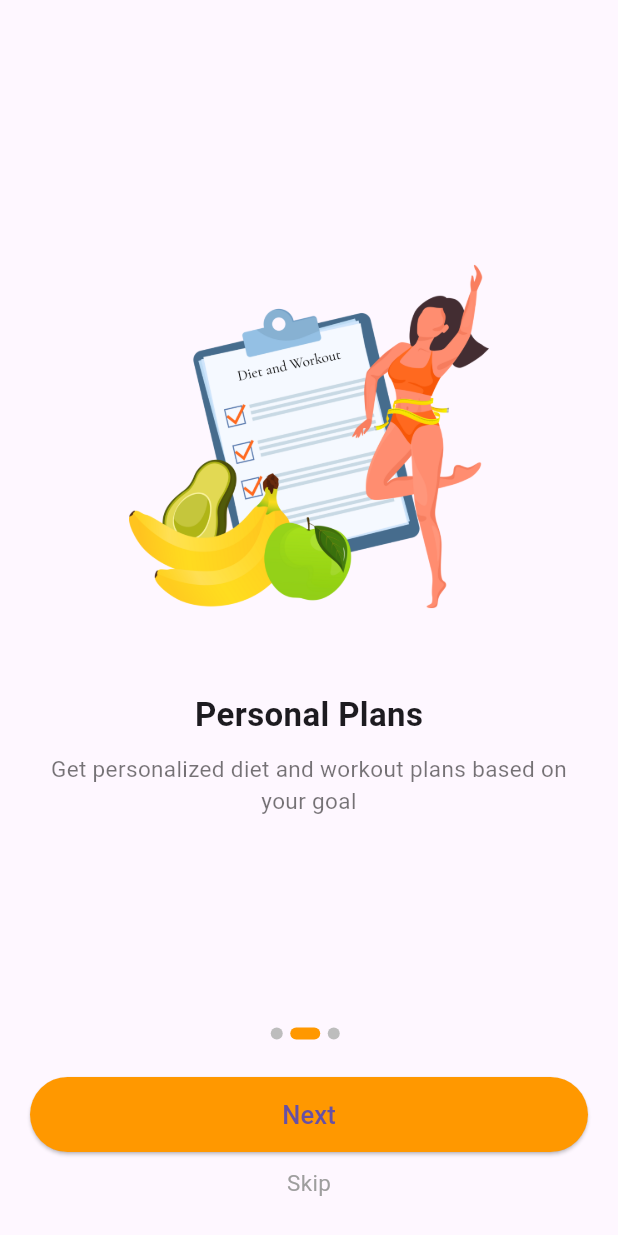
After one commit to Pras-hant-karki/nutrisphere_flutter, a Flutter app: the OnboardingScreen screen opened directly, after a tap on "Next", on a phone screen of 412 x 824 dp. The commit adds this screen. Run offline on Flutter 3.47's test engine with Material 3 defaults, Android fonts, the phone set to English and light mode, and no system bars.

Commit message:
Onboarding added

```diff
--- a/lib/login_screen.dart
+++ b/lib/login_screen.dart
@@ -15,7 +15,7 @@ class _LoginScreenState extends State<LoginScreen> {
     return Scaffold(
       body: SafeArea(
         child: Padding(
-          padding: const EdgeInsets.symmetric(horizontal: 25),
+          padding: const EdgeInsets.symmetric(horizontal: 24),
           child: Column(
             crossAxisAlignment: CrossAxisAlignment.start,
             children: [
--- /dev/null
+++ b/lib/onboarding_screen.dart
@@ -0,0 +1,158 @@
+import 'package:flutter/material.dart';
+
+class OnboardingScreen extends StatefulWidget {
+  const OnboardingScreen({super.key});
+
+  @override
+  State<OnboardingScreen> createState() => _OnboardingScreenState();
+}
+
+class _OnboardingScreenState extends State<OnboardingScreen> {
+  final PageController _controller = PageController();
+  int _currentPage = 0;
+
+  final List<Map<String, String>> onboardingData = [
+    {
+      "image": "assets/images/pt.png",
+      "title": "Personal Training",
+      "subtitle": "Get all personalized instruction and workout tips staying at home",
+    },
+    {
+      "image": "assets/images/plan.png",
+      "title": "Personal Plans",
+      "subtitle": "Get personalized diet and workout plans based on your goal",
+    },
+    {
+      "image": "assets/images/track.png",
+      "title": "Progress Tracking",
+      "subtitle": "Track all your fitness progress in one place",
+    },
+  ];
+
+  @override
+  Widget build(BuildContext context) {
+    return Scaffold(
+      body: SafeArea(
+        child: Column(
+          children: [
+            Expanded(
+              child: PageView.builder(
+                controller: _controller,
+                itemCount: onboardingData.length,
+                onPageChanged: (index) {
+                  setState(() {
+                    _currentPage = index;
+                  });
+                },
+                itemBuilder: (context, index) {
+                  return Padding(
+                    padding: const EdgeInsets.symmetric(horizontal: 20),
+                    child: Column(
+                      mainAxisAlignment: MainAxisAlignment.center,
+                      children: [
+                        SizedBox(
+                          height: 300,
+                          child: Image.asset(
+                            onboardingData[index]["image"]!,
+                            fit: BoxFit.contain,
+                          ),
+                        ),
+                        const SizedBox(height: 20),
+                        Text(
+                          onboardingData[index]["title"]!,
+                          style: const TextStyle(
+                            fontSize: 22,
+                            fontWeight: FontWeight.bold,
+                          ),
+                        ),
+                        const SizedBox(height: 10),
+                        Text(
+                          onboardingData[index]["subtitle"]!,
+                          textAlign: TextAlign.center,
+                          style: const TextStyle(
+                            fontSize: 15,
+                            color: Colors.black54,
+                          ),
+                        ),
+                      ],
+                    ),
+                  );
+                },
+              ),
+            ),
+
+            // Dots Indicator
+            Row(
+              mainAxisAlignment: MainAxisAlignment.center,
+              children: List.generate(
+                onboardingData.length,
+                (index) => AnimatedContainer(
+                  duration: const Duration(milliseconds: 300),
+                  margin: const EdgeInsets.only(right: 5),
+                  height: 8,
+                  width: _currentPage == index ? 20 : 8,
+                  decoration: BoxDecoration(
+                    color: _currentPage == index
+                        ? Colors.orange
+                        : Colors.grey.shade400,
+                    borderRadius: BorderRadius.circular(12),
+                  ),
+                ),
+              ),
+            ),
+
+            const SizedBox(height: 25),
+
+            // Next / Get Started Button
+            Padding(
+              padding: const EdgeInsets.symmetric(horizontal: 20),
+              child: SizedBox(
+                width: double.infinity,
+                height: 50,
+                child: ElevatedButton(
+                  style: ElevatedButton.styleFrom(
+                    backgroundColor: Colors.orange,
+                    shape: RoundedRectangleBorder(
+                      borderRadius: BorderRadius.circular(30),
+                    ),
+                  ),
+                  onPressed: () {
+                    if (_currentPage == onboardingData.length - 1) {
+                      Navigator.pushReplacementNamed(context, "/login");
+                    } else {
+                      _controller.nextPage(
+                        duration: const Duration(milliseconds: 400),
+                        curve: Curves.easeInOut,
+                      );
+                    }
+                  },
+                  child: Text(
+                    _currentPage == onboardingData.length - 1
+                        ? "Get Started"
+                        : "Next",
+                    style: const TextStyle(fontSize: 17),
+                  ),
+                ),
+              ),
+            ),
+
+            const SizedBox(height: 10),
+
+            // Skip Button
+            GestureDetector(
+              onTap: () {
+                Navigator.pushReplacementNamed(context, "/login");
+              },
+              child: const Text(
+                "Skip",
+                style: TextStyle(color: Colors.grey, fontSize: 15),
+              ),
+            ),
+
+            const SizedBox(height: 25),
+          ],
+        ),
+      ),
+    );
+  }
+}
--- a/lib/splash_screen.dart
+++ b/lib/splash_screen.dart
@@ -15,7 +15,7 @@ class _SplashScreenState extends State<SplashScreen> {
     super.initState();
 
     Timer(const Duration(seconds: 4), () {
-      Navigator.pushReplacementNamed(context, '/login');
+      Navigator.pushReplacementNamed(context, '/onboarding');
     });
   }
   @override
--- a/pubspec.yaml
+++ b/pubspec.yaml
@@ -61,6 +61,9 @@ flutter:
   assets:
     - assets/images/bg.png
     - assets/images/logo.png
+    - assets/images/plan.png
+    - assets/images/pt.png
+    - assets/images/track.png
     - assets/icons/
     # - images/a_dot_ham.jpeg
 
```
Also changed, not shown: assets/images/plan.png (added), assets/images/pt.png (added), assets/images/track.png (added).
